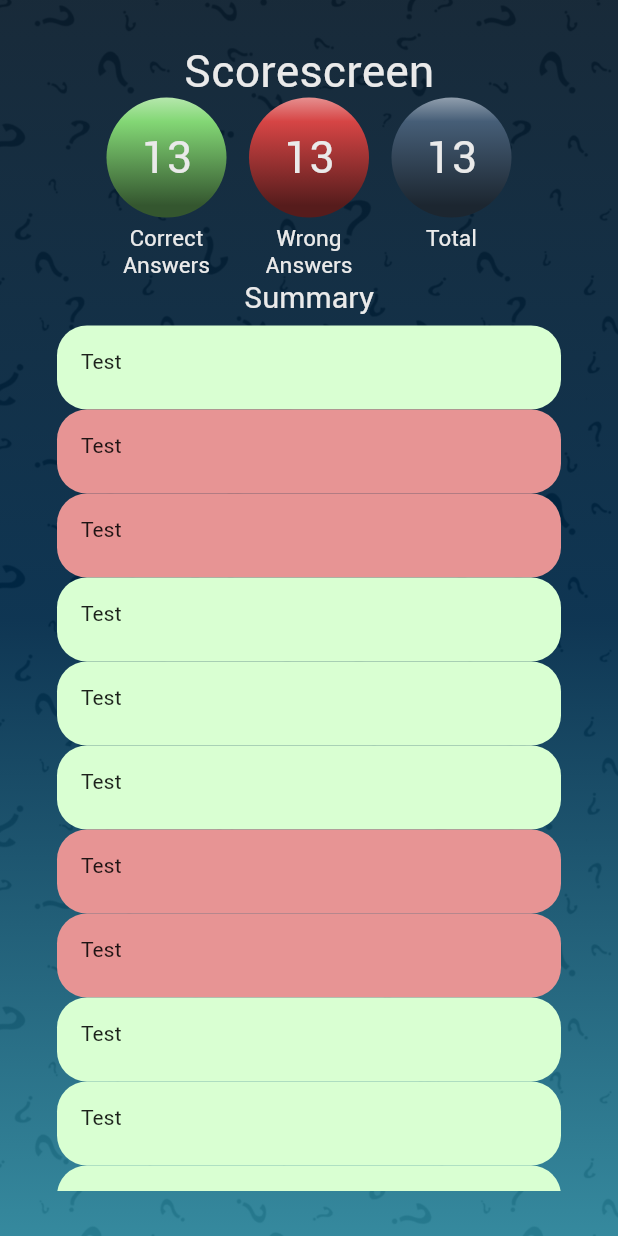
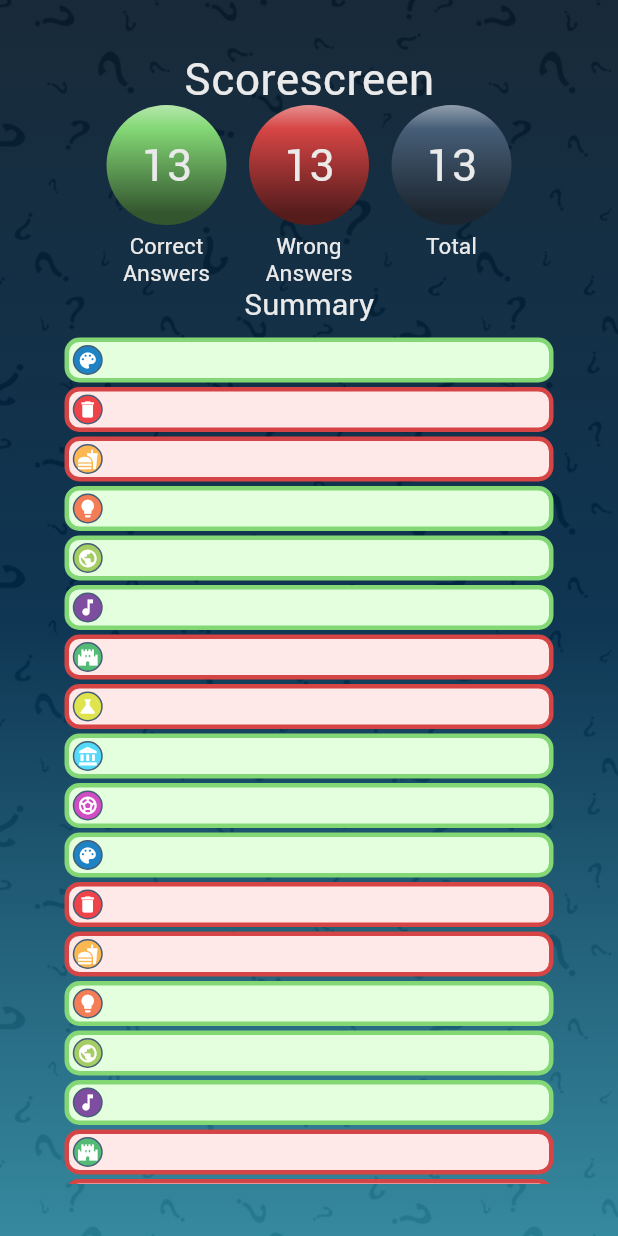
Before and after one commit to gu-tig333-ht22/grupp-1, a Flutter app: the screen it shows after launch, on a phone screen of 412 x 824 dp. Run offline on Flutter 3.47's test engine with Material 2 defaults, Android fonts, the phone set to English and light mode, and no system bars; our stand-ins replace circular_countdown_timer, simple_gradient_text; missing offline and left inert: flutter_octicons.

Commit message:
Lagt till egna listtiles

```diff
--- a/lib/theme/theme.dart
+++ b/lib/theme/theme.dart
@@ -45,11 +45,11 @@ class ThemeColors {
   final backgroundDark = Color.fromARGB(240, 10, 29, 45);
   final backgroundLight = Color.fromARGB(240, 41, 130, 152);
 
-  final greenLight = Color(0xffD9FFD2);
+  final greenLight = Color.fromARGB(255, 227, 255, 222);
   final green = Color(0xff83D775);
   final greenDark = Color(0xff102C0C);
 
-  final redLight = Color(0xffE79494);
+  final redLight = Color.fromARGB(255, 255, 232, 232);
   final red = Color(0xffD64545);
   final redDark = Color(0xff391515);
 
--- a/lib/views/summary_view.dart
+++ b/lib/views/summary_view.dart
@@ -23,13 +23,15 @@ List<bool> listAnswers = [
   true,
   true
 ];
+List categories =
+    ThemeCategories().listCategories + ThemeCategories().listCategories;
 
 class SummaryView extends StatelessWidget {
   @override
   Widget build(BuildContext context) {
     return ScaffoldWithBackground(
         child: Padding(
-      padding: EdgeInsets.all(30),
+      padding: EdgeInsets.all(35),
       child: Column(
         children: [
           Text("Scorescreen", style: Themes.textStyle.headline1),
@@ -124,12 +126,42 @@ class SummaryView extends StatelessWidget {
   }
 
   Widget _listTile(index) {
-    return ListTile(
-      shape: RoundedRectangleBorder(borderRadius: BorderRadius.circular(20)),
-      tileColor: listAnswers[index]
-          ? Themes.colors.greenLight
-          : Themes.colors.redLight,
-      leading: Text("Test"),
+    return Padding(
+      padding: EdgeInsets.only(top: 3),
+      child: Container(
+        child: Row(
+          children: [
+            Padding(
+              padding: EdgeInsets.all(2),
+              child: Container(
+                width: 21,
+                height: 21,
+                decoration: BoxDecoration(
+                    border: Border.all(width: 1, color: Themes.colors.grey),
+                    color: categories[index].color,
+                    shape: BoxShape.circle),
+                child: Center(
+                    child: Icon(
+                  categories[index].icon,
+                  color: Colors.white,
+                  size: 14,
+                )),
+              ),
+            )
+          ],
+        ),
+        height: 30,
+        decoration: BoxDecoration(
+            borderRadius: BorderRadius.all(Radius.circular(10)),
+            border: Border.all(
+                width: 3,
+                color: listAnswers[index]
+                    ? Themes.colors.green
+                    : Themes.colors.red),
+            color: listAnswers[index]
+                ? Themes.colors.greenLight
+                : Themes.colors.redLight),
+      ),
     );
   }
 }
```
